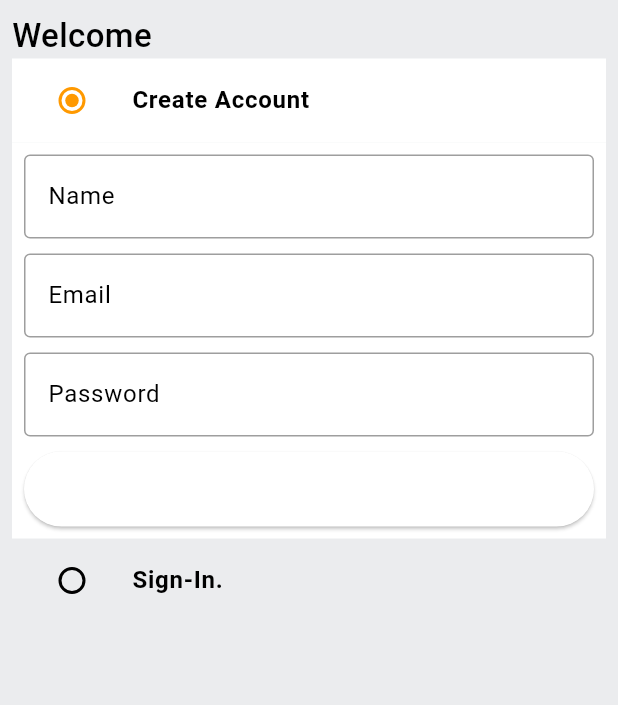
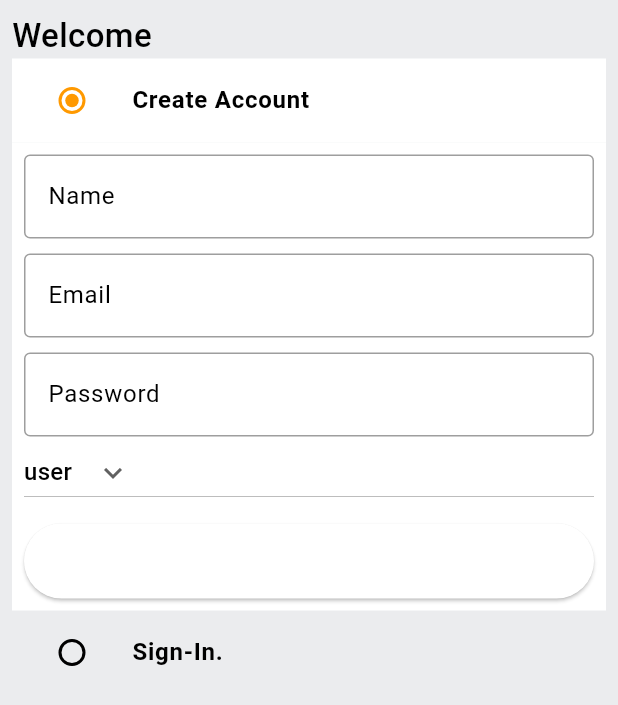
Before and after one commit to mohamed74hesh/elitearketv2.1, a Flutter app: the screen it shows after launch, on a phone screen of 412 x 824 dp. Shown: the top 705 px of the screen. Run offline on Flutter 3.47's test engine with Material 3 defaults, Android fonts, the phone set to English and light mode, and no system bars; our stand-ins replace badges, carousel_slider, dio, dotted_border, file_picker, flutter_rating_bar and 1 more; missing offline and left inert: cloudinary_public, pay.

Commit message:
secound update

```diff
--- a/lib/constants/global_variables.dart
+++ b/lib/constants/global_variables.dart
@@ -1,17 +1,20 @@
 import 'package:flutter/material.dart';
 
-String uri = 'https://elitearketv2-1.onrender.com';
+String uri = 'https://elitemarket-v2-8.onrender.com';
 String appname = "EliteMarket";
+const slider1 = "assets/images/slider1.jpeg";
+const slider2 = "assets/images/slider2.jpg";
+const slider3 = "assets/images/slider3.jpg";
+const sliderlist = [slider1,slider2,slider3];
 
 class GlobalVariables {
-
   // COLORS
   static const appBarGradient = LinearGradient(
     colors: [
       Color.fromRGBO(230, 46, 4, 1),
       Color.fromRGBO(230, 46, 4, 1),
     ],
-    stops: [0.5, 1.0],
+    stops: [2.0, 1.0],
   );
 
   static const secondaryColor = Color.fromRGBO(255, 153, 0, 1);
@@ -22,11 +25,10 @@ class GlobalVariables {
 
   // STATIC IMAGES
   static const List<String> carouselImages = [
-    'https://images-eu.ssl-images-amazon.com/images/G/31/img21/Wireless/WLA/TS/D37847648_Accessories_savingdays_Jan22_Cat_PC_1500.jpg',
-    'https://images-eu.ssl-images-amazon.com/images/G/31/img2021/Vday/bwl/English.jpg',
-    'https://images-eu.ssl-images-amazon.com/images/G/31/img22/Wireless/AdvantagePrime/BAU/14thJan/D37196025_IN_WL_AdvantageJustforPrime_Jan_Mob_ingress-banner_1242x450.jpg',
-    'https://images-na.ssl-images-amazon.com/images/G/31/Symbol/2020/00NEW/1242_450Banners/PL31_copy._CB432483346_.jpg',
-    'https://images-na.ssl-images-amazon.com/images/G/31/img21/shoes/September/SSW/pc-header._CB641971330_.jpg',
+    "assets/images/slider1.jpeg",
+    "assets/images/slider2.jpg",
+    "assets/images/slider3.jpg",
+
   ];
 
   static const List<Map<String, String>> categoryImages = [
--- a/lib/features/account/screens/account_screen.dart
+++ b/lib/features/account/screens/account_screen.dart
@@ -24,10 +24,10 @@ class AccountScreen extends StatelessWidget {
             mainAxisAlignment: MainAxisAlignment.spaceBetween,
             children: [
               Container(
-                alignment: Alignment.topLeft,
+                alignment: Alignment.center,
                 child: Image.asset(
                   'assets/images/amazon_in.png',
-                  width: 369,
+                  width: 370,
                   height: 130,
                   color: Colors.black,
                 ),
--- a/lib/features/admin/screens/admin_screen.dart
+++ b/lib/features/admin/screens/admin_screen.dart
@@ -45,7 +45,7 @@ class _AdminScreenState extends State<AdminScreen> {
             mainAxisAlignment: MainAxisAlignment.spaceBetween,
             children: [
               Container(
-                alignment: Alignment.topLeft,
+                alignment: Alignment.center,
                 child:
                 Image.asset(
                   'assets/images/amazon_in.png',
--- a/lib/features/auth/screens/auth_screen.dart
+++ b/lib/features/auth/screens/auth_screen.dart
@@ -26,6 +26,8 @@ class _AuthScreenState extends State<AuthScreen> {
   final TextEditingController _emailController = TextEditingController();
   final TextEditingController _passwordController = TextEditingController();
   final TextEditingController _nameController = TextEditingController();
+String type = 'user';
+
 
   @override
   void dispose() {
@@ -41,8 +43,14 @@ class _AuthScreenState extends State<AuthScreen> {
       email: _emailController.text,
       password: _passwordController.text,
       name: _nameController.text,
+      type:type,
     );
   }
+  List<String> usertype = [
+    'user',
+    'Admin'
+
+  ];
 
   void signInUser() {
     authService.signInUser(
@@ -112,6 +120,27 @@ class _AuthScreenState extends State<AuthScreen> {
                           controller: _passwordController,
                           hintText: 'Password',
                         ),
+                        SizedBox(
+                  width: double.infinity,
+                  child: DropdownButton(
+                    value: type,
+                    icon: const Icon(Icons.keyboard_arrow_down),
+                    items: usertype.map((String item) {
+                      return DropdownMenuItem(
+                        value: item,
+                        child: Text(item),
+                      );
+                    }).toList(),
+                    onChanged: (String? newVal) {
+                      setState(() {
+                        type = newVal!;
+                      });
+                    },
+                  ),
+                ),
+
+
+
                         const SizedBox(height: 10),
                         CustomButton(
                           text: 'Sign Up',
--- a/lib/features/auth/services/auth_service.dart
+++ b/lib/features/auth/services/auth_service.dart
@@ -19,6 +19,7 @@ class AuthService {
     required String email,
     required String password,
     required String name,
+    required String type,
   }) async {
     try {
       User user = User(
@@ -27,7 +28,7 @@ class AuthService {
         password: password,
         email: email,
         address: '',
-        type: '',
+        type: type,
         token: '',
         cart: [],
       );
--- a/lib/features/cart/screens/cart_screen.dart
+++ b/lib/features/cart/screens/cart_screen.dart
@@ -91,7 +91,7 @@ class _CartScreenState extends State<CartScreen> {
                             width: 1,
                           ),
                         ),
-                        hintText: 'Search Amazon.in',
+                        hintText: 'Search In Elite',
                         hintStyle: const TextStyle(
                           fontWeight: FontWeight.w500,
                           fontSize: 17,
--- a/lib/features/home/widgets/carousel_image.dart
+++ b/lib/features/home/widgets/carousel_image.dart
@@ -11,10 +11,12 @@ class CarouselImage extends StatelessWidget {
       items: GlobalVariables.carouselImages.map(
         (i) {
           return Builder(
-            builder: (BuildContext context) => Image.network(
+            builder: (BuildContext context) => Image.asset(
               i,
               fit: BoxFit.cover,
               height: 200,
+              width: 500,
+
             ),
           );
         },
--- a/lib/features/product_details/screens/product_details_screen.dart
+++ b/lib/features/product_details/screens/product_details_screen.dart
@@ -113,7 +113,7 @@ class _ProductDetailScreenState extends State<ProductDetailScreen> {
                             width: 1,
                           ),
                         ),
-                        hintText: 'Search Amazon.in',
+                        hintText: 'Search In Elite',
                         hintStyle: const TextStyle(
                           fontWeight: FontWeight.w500,
                           fontSize: 17,
--- a/lib/features/search/screens/search_screen.dart
+++ b/lib/features/search/screens/search_screen.dart
@@ -95,7 +95,7 @@ class _SearchScreenState extends State<SearchScreen> {
                             width: 1,
                           ),
                         ),
-                        hintText: 'Search Amazon.in',
+                        hintText: 'Search In Elite',
                         hintStyle: const TextStyle(
                           fontWeight: FontWeight.w500,
                           fontSize: 17,
--- a/lib/main.dart
+++ b/lib/main.dart
@@ -53,8 +53,7 @@ class _MyAppState extends State<MyApp> {
       onGenerateRoute: (settings) => generateRoute(settings),
       home: Provider.of<UserProvider>(context).user.token.isNotEmpty
           ? Provider.of<UserProvider>(context).user.type == 'user'
-              ? const BottomBar()
-              : const AdminScreen()
+              ? const  BottomBar(): AdminScreen()
           : const AuthScreen(),
     );
   }
```
Also changed, not shown: lib/features/address/screens/address_screen.dart (+15 -1 lines), lib/features/home/screens/home_screen.dart (+108 -11 lines), assets/images/slider1.jpeg (added), assets/images/slider2.jpg (added), assets/images/slider3.jpg (added), 3 other files.
